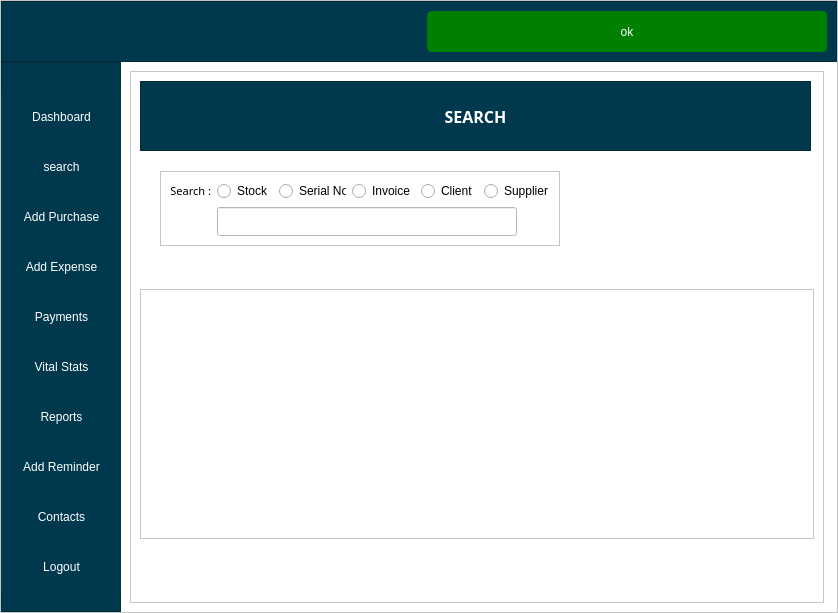
This is inventory.ui in codydon/shopify as Qt 5 draws it before an edit. The edited form follows.
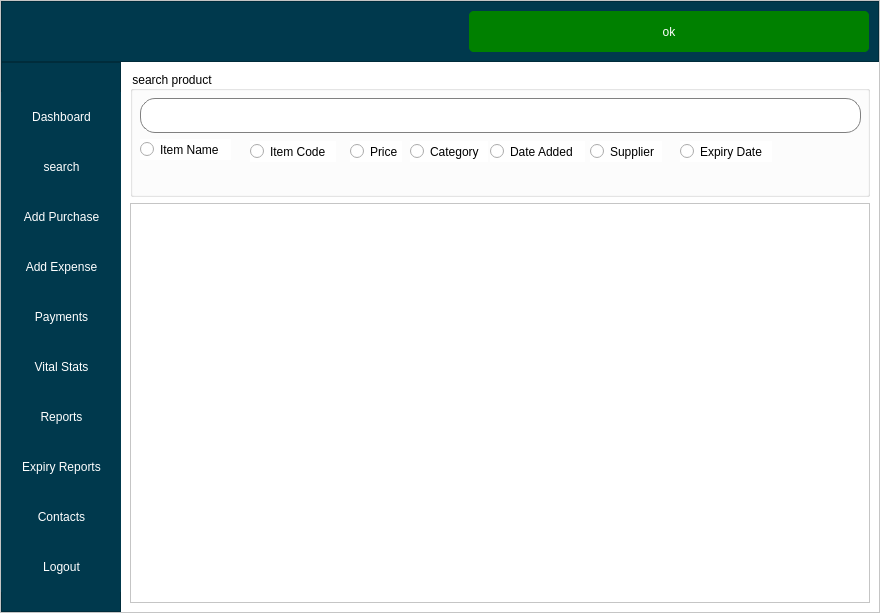
This is the edited form. The open tabs and pages were chosen to show the change.

Commit message: expiry track

What changed in the file:
```diff
--- a/inventory.ui
+++ b/inventory.ui
@@ -6,7 +6,7 @@
    <rect>
     <x>0</x>
     <y>0</y>
-    <width>835</width>
+    <width>880</width>
     <height>613</height>
    </rect>
   </property>
@@ -369,7 +369,7 @@
            <cursorShape>PointingHandCursor</cursorShape>
           </property>
           <property name="text">
-           <string>Add Reminder</string>
+           <string>Expiry Reports</string>
           </property>
          </widget>
          <widget class="QPushButton" name="pushButton_12">
@@ -779,207 +779,175 @@
           </layout>
          </widget>
          <widget class="QWidget" name="page_2">
-          <widget class="QFrame" name="frame_4">
-           <property name="geometry">
-            <rect>
-             <x>9</x>
-             <y>9</y>
-             <width>694</width>
-             <height>532</height>
-            </rect>
-           </property>
-           <property name="frameShape">
-            <enum>QFrame::StyledPanel</enum>
-           </property>
-           <property name="frameShadow">
-            <enum>QFrame::Raised</enum>
-           </property>
-           <widget class="QFrame" name="frame_7">
-            <property name="geometry">
-             <rect>
-              <x>10</x>
-              <y>10</y>
-              <width>671</width>
-              <height>70</height>
-             </rect>
-            </property>
-            <property name="minimumSize">
-             <size>
-              <width>671</width>
-              <height>70</height>
-             </size>
-            </property>
-            <property name="maximumSize">
-             <size>
-              <width>16777215</width>
-              <height>100</height>
-             </size>
-            </property>
-            <property name="styleSheet">
-             <string notr="true">background-color: #00394D;</string>
-            </property>
-            <property name="frameShape">
-             <enum>QFrame::StyledPanel</enum>
-            </property>
-            <property name="frameShadow">
-             <enum>QFrame::Raised</enum>
-            </property>
-            <layout class="QGridLayout" name="gridLayout_6">
-             <item row="0" column="0">
-              <widget class="QLabel" name="label_5">
-               <property name="font">
-                <font>
-                 <family>Yu Gothic UI Semibold</family>
-                 <pointsize>12</pointsize>
-                 <weight>75</weight>
-                 <bold>true</bold>
-                </font>
-               </property>
-               <property name="styleSheet">
-                <string notr="true">color:rgb(255, 255, 255);</string>
-               </property>
-               <property name="text">
-                <string>SEARCH</string>
-               </property>
-               <property name="alignment">
-                <set>Qt::AlignCenter</set>
-               </property>
-              </widget>
-             </item>
-            </layout>
-           </widget>
-           <widget class="QTableWidget" name="tableWidget_2">
-            <property name="geometry">
-             <rect>
-              <x>10</x>
-              <y>218</y>
-              <width>674</width>
-              <height>250</height>
-             </rect>
-            </property>
-            <property name="minimumSize">
-             <size>
-              <width>674</width>
-              <height>250</height>
-             </size>
-            </property>
-            <property name="maximumSize">
-             <size>
-              <width>16777215</width>
-              <height>13000</height>
-             </size>
-            </property>
-           </widget>
-           <widget class="QFrame" name="frame_5">
-            <property name="geometry">
-             <rect>
-              <x>30</x>
-              <y>100</y>
-              <width>400</width>
-              <height>75</height>
-             </rect>
-            </property>
-            <property name="minimumSize">
-             <size>
-              <width>400</width>
-              <height>75</height>
-             </size>
-            </property>
-            <property name="maximumSize">
-             <size>
-              <width>500</width>
-              <height>16777215</height>
-             </size>
-            </property>
-            <property name="styleSheet">
-             <string notr="true">QRadioButton{
-font: 63 8pt &quot;Yu Gothic UI Semibold&quot;;
-}
-QLabel{
-font: 63 8pt &quot;Yu Gothic UI Semibold&quot;;
-}
+          <layout class="QGridLayout" name="gridLayout_3">
+           <item row="0" column="0">
+            <widget class="QGroupBox" name="groupBox_4">
+             <property name="minimumSize">
+              <size>
+               <width>581</width>
+               <height>126</height>
+              </size>
+             </property>
+             <property name="maximumSize">
+              <size>
+               <width>16777215</width>
+               <height>126</height>
+              </size>
+             </property>
+             <property name="styleSheet">
+              <string notr="true">
+font: 63 10pt &quot;Yu Gothic UI Semibold&quot;;
+QRadioButton::indicator {
+     width: 13px;
+     height: 13px;
+	font: 63 12pt &quot;Yu Gothic UI Semibold&quot;;
+ }
 </string>
-            </property>
-            <property name="frameShape">
-             <enum>QFrame::StyledPanel</enum>
-            </property>
-            <property name="frameShadow">
-             <enum>QFrame::Raised</enum>
-            </property>
-            <layout class="QGridLayout" name="gridLayout_3">
-             <item row="0" column="0">
-              <widget class="QLabel" name="label_3">
-               <property name="font">
-                <font>
-                 <family>Yu Gothic UI Semibold</family>
-                 <pointsize>8</pointsize>
-                 <weight>7</weight>
-                 <italic>false</italic>
-                 <bold>false</bold>
-                </font>
-               </property>
-               <property name="text">
-                <string>Search :</string>
-               </property>
-               <property name="alignment">
-                <set>Qt::AlignRight|Qt::AlignTrailing|Qt::AlignVCenter</set>
-               </property>
-              </widget>
-             </item>
-             <item row="0" column="1">
-              <widget class="QRadioButton" name="radioButton">
-               <property name="text">
-                <string>Stock</string>
-               </property>
-              </widget>
-             </item>
-             <item row="0" column="2">
-              <widget class="QRadioButton" name="radioButton_2">
-               <property name="text">
-                <string>Serial No</string>
-               </property>
-              </widget>
-             </item>
-             <item row="0" column="3">
-              <widget class="QRadioButton" name="radioButton_3">
-               <property name="text">
-                <string>Invoice</string>
-               </property>
-              </widget>
-             </item>
-             <item row="0" column="4">
-              <widget class="QRadioButton" name="radioButton_4">
-               <property name="text">
-                <string>Client</string>
-               </property>
-              </widget>
-             </item>
-             <item row="0" column="5">
-              <widget class="QRadioButton" name="radioButton_5">
-               <property name="text">
-                <string>Supplier</string>
-               </property>
-              </widget>
-             </item>
-             <item row="1" column="1" colspan="5">
-              <widget class="QLineEdit" name="lineEdit">
-               <property name="maximumSize">
-                <size>
-                 <width>300</width>
-                 <height>40</height>
-                </size>
-               </property>
-               <property name="styleSheet">
-                <string notr="true"/>
-               </property>
-               <property name="clearButtonEnabled">
-                <bool>true</bool>
-               </property>
-              </widget>
-             </item>
-            </layout>
-           </widget>
-          </widget>
+             </property>
+             <property name="title">
+              <string>search product</string>
+             </property>
+             <widget class="QRadioButton" name="radioItemName_2">
+              <property name="geometry">
+               <rect>
+                <x>10</x>
+                <y>68</y>
+                <width>91</width>
+                <height>21</height>
+               </rect>
+              </property>
+              <property name="text">
+               <string>Item Name</string>
+              </property>
+             </widget>
+             <widget class="QRadioButton" name="radioItemCode_2">
+              <property name="geometry">
+               <rect>
+                <x>120</x>
+                <y>70</y>
+                <width>86</width>
+                <height>21</height>
+               </rect>
+              </property>
+              <property name="text">
+               <string>Item Code</string>
+              </property>
+             </widget>
+             <widget class="QRadioButton" name="radioCategory_2">
+              <property name="geometry">
+               <rect>
+                <x>280</x>
+                <y>70</y>
+                <width>78</width>
+                <height>21</height>
+               </rect>
+              </property>
+              <property name="minimumSize">
+               <size>
+                <width>0</width>
+                <height>0</height>
+               </size>
+              </property>
+              <property name="text">
+               <string>Category</string>
+              </property>
+             </widget>
+             <widget class="QRadioButton" name="radioPrice_2">
+              <property name="geometry">
+               <rect>
+                <x>220</x>
+                <y>70</y>
+                <width>52</width>
+                <height>21</height>
+               </rect>
+              </property>
+              <property name="text">
+               <string>Price</string>
+              </property>
+             </widget>
+             <widget class="QRadioButton" name="radioSupplier_2">
+              <property name="geometry">
+               <rect>
+                <x>460</x>
+                <y>70</y>
+                <width>72</width>
+                <height>21</height>
+               </rect>
+              </property>
+              <property name="text">
+               <string>Supplier</string>
+              </property>
+             </widget>
+             <widget class="QRadioButton" name="radioExpiryDate_2">
+              <property name="geometry">
+               <rect>
+                <x>550</x>
+                <y>70</y>
+                <width>92</width>
+                <height>21</height>
+               </rect>
+              </property>
+              <property name="text">
+               <string>Expiry Date</string>
+              </property>
+             </widget>
+             <widget class="QRadioButton" name="radioDateAdded_2">
+              <property name="geometry">
+               <rect>
+                <x>360</x>
+                <y>70</y>
+                <width>95</width>
+                <height>21</height>
+               </rect>
+              </property>
+              <property name="text">
+               <string>Date Added</string>
+              </property>
+             </widget>
+             <widget class="QLineEdit" name="lineSearchProduct_2">
+              <property name="geometry">
+               <rect>
+                <x>10</x>
+                <y>27</y>
+                <width>721</width>
+                <height>35</height>
+               </rect>
+              </property>
+              <property name="minimumSize">
+               <size>
+                <width>0</width>
+                <height>35</height>
+               </size>
+              </property>
+              <property name="styleSheet">
+               <string notr="true">QLineEdit {
+     border: 1px solid gray;
+     border-radius: 15px;
+     padding: 0 8px;
+     background: white;
+     selection-background-color: darkgray;
+ }</string>
+              </property>
+             </widget>
+            </widget>
+           </item>
+           <item row="1" column="0">
+            <widget class="QTableWidget" name="stockTable_2">
+             <property name="minimumSize">
+              <size>
+               <width>691</width>
+               <height>241</height>
+              </size>
+             </property>
+             <property name="maximumSize">
+              <size>
+               <width>16777215</width>
+               <height>16777215</height>
+              </size>
+             </property>
+            </widget>
+           </item>
+          </layout>
          </widget>
         </widget>
        </item>
```
The commit also changes 2 other files.
